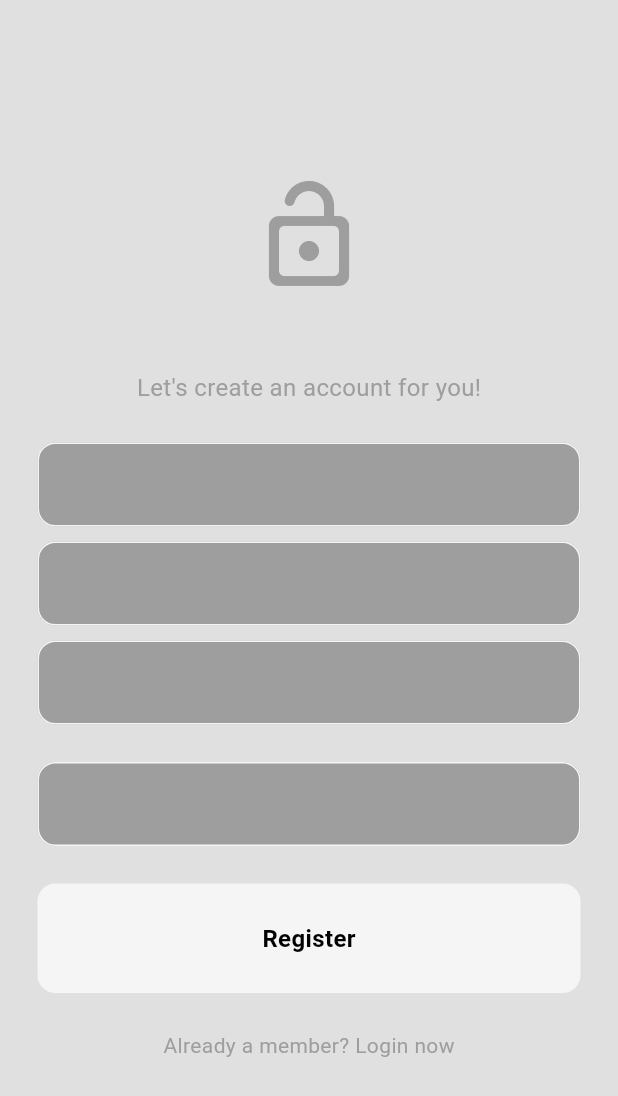
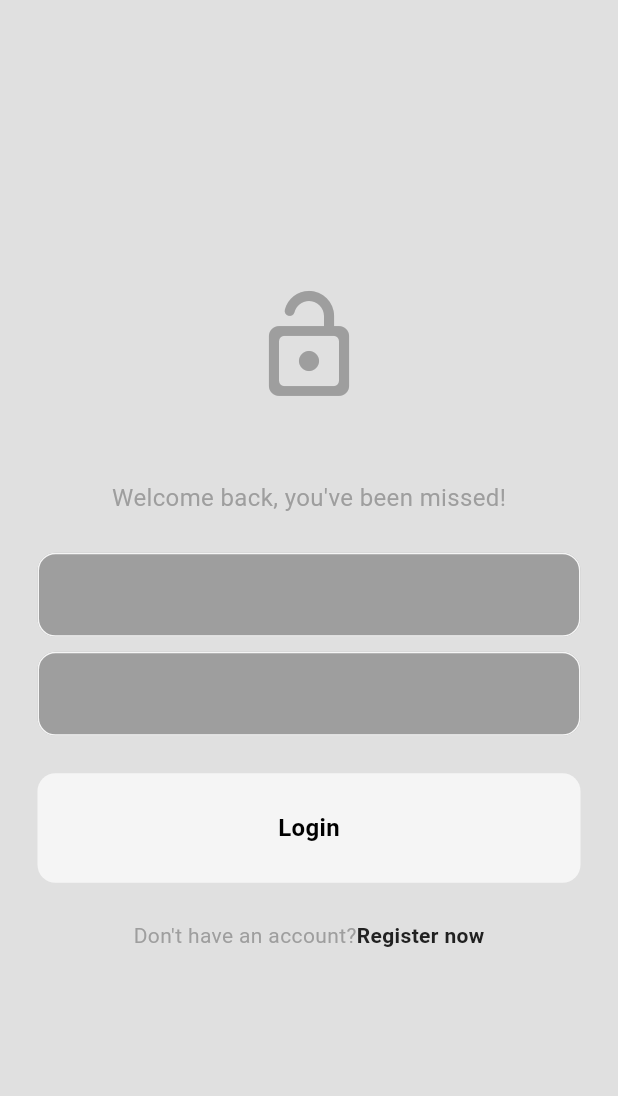
Before and after one commit to ckekula/mobile-app, a Flutter app: the screen it shows after launch, on a phone screen of 412 x 824 dp. Shown: the top 1096 px of the screen. Run offline on Flutter 3.47's test engine with Material 3 defaults, Android fonts, the phone set to English and light mode, and no system bars; our stand-ins replace firebase_auth, firebase_core, flutter_bloc; accounts and stored records are empty.

Commit message:
auth_page
Logging and Registration page connection

```diff
--- /dev/null
+++ b/lib/features/auth/presentation/pages/auth_page.dart
@@ -0,0 +1,41 @@
+/*
+Auth Page - This page determines whether to show the login or register page
+*/
+
+import 'package:flutter/foundation.dart';
+import 'package:flutter/widgets.dart';
+import 'package:mobile_app/features/auth/presentation/pages/login_page.dart';
+
+import 'register_page.dart';
+
+class AuthPage extends StatefulWidget {
+  const AuthPage({super.key});
+
+  @override
+  State<AuthPage> createState() => _AuthPageState();
+}
+
+class _AuthPageState extends State<AuthPage> {
+
+  // initially, show the login page
+  bool showLoginPage = true;
+
+  // toggle between pages
+  void togglePages() {
+    setState(() {
+      showLoginPage = !showLoginPage;
+    });
+  }
+  @override
+  Widget build(BuildContext context) {
+    if (showLoginPage) {
+      return LoginPage(
+        togglePages: togglePages,
+      );
+    }else {
+      return RegisterPage(
+        togglePages: togglePages,
+      );
+    }
+  }
+}
--- a/lib/features/auth/presentation/pages/login_page.dart
+++ b/lib/features/auth/presentation/pages/login_page.dart
@@ -3,7 +3,10 @@ import 'package:mobile_app/features/auth/presentation/components/my_button.dart'
 import 'package:mobile_app/features/auth/presentation/components/my_text_field.dart';
 
 class LoginPage extends StatefulWidget {
-  const LoginPage({super.key});
+  final void Function()? togglePages;
+
+
+  const LoginPage({super.key, required this.togglePages});
 
   @override
   State<LoginPage> createState() => _LoginPageState();
@@ -74,10 +77,25 @@ class _LoginPageState extends State<LoginPage> {
                 const SizedBox(height: 25),
 
                 // don't have an account
-                Text(
-                  "Don't have an account? Register now",
-                  style:
-                      TextStyle(color: Theme.of(context).colorScheme.primary),
+                Row(
+                  mainAxisAlignment: MainAxisAlignment.center,
+                  children: [
+                    Text(
+                      "Don't have an account?",
+                      style:
+                          TextStyle(color: Theme.of(context).colorScheme.primary),
+                    ),
+                    GestureDetector(
+                      onTap: widget.togglePages,
+                      child: Text(
+                        "Register now",
+                        style:
+                            TextStyle(color: Theme.of(context).colorScheme.inversePrimary,
+                            fontWeight: FontWeight.bold,
+                            ),
+                      ),
+                    ),
+                  ],
                 )
               ],
             ),
--- a/lib/main.dart
+++ b/lib/main.dart
@@ -1,9 +1,10 @@
 import 'package:firebase_core/firebase_core.dart';
 import 'package:flutter/material.dart';
+import 'package:mobile_app/features/auth/presentation/pages/auth_page.dart';
 import 'package:mobile_app/firebase_options.dart';
 import 'package:mobile_app/themes/light_mode.dart';
 
-import 'features/auth/presentation/pages/register_page.dart';
+
 
 void main() async {
   // firebase setup
@@ -23,7 +24,7 @@ class MyApp extends StatelessWidget {
     return MaterialApp(
       debugShowCheckedModeBanner: false,
       theme: lightMode,
-      home: const RegisterPage(),
+      home: const AuthPage(),
     );
   }
 }
```
Also changed, not shown: lib/features/auth/presentation/pages/register_page.dart (+22 -5 lines).
